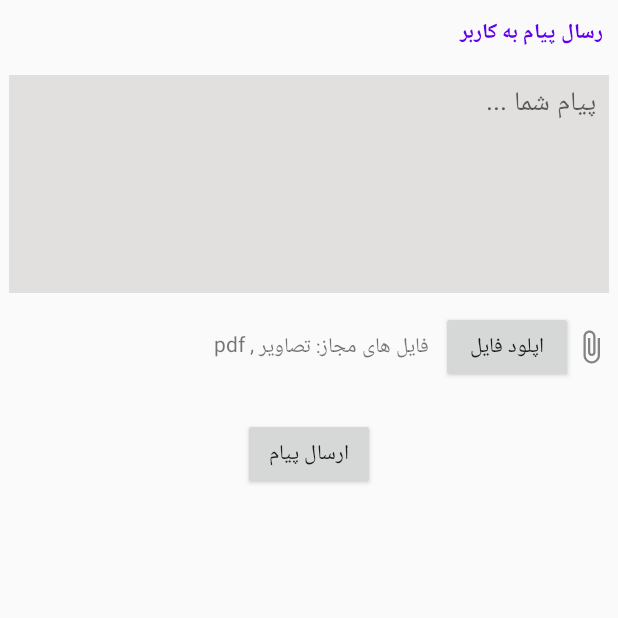
After one commit to Navid-j/project-Manager, an Android app: the SendMessageActivity screen opened directly, with no data from a screen before it, on a phone screen of 412 x 824 dp, the top half of it. The commit adds this screen. Run offline under Robolectric (Android 15) with nearby library versions, the phone set to English and light mode, and no system bars.

Commit message:
Add File Path Class and Other Items To Select And Send Files To Server.

```diff
--- a/app/src/main/java/com/example/projectmanager/Activity/LoginActivity.java
+++ b/app/src/main/java/com/example/projectmanager/Activity/LoginActivity.java
@@ -14,7 +14,6 @@ import android.widget.EditText;
 import android.widget.ImageView;
 import android.widget.ProgressBar;
 import android.widget.RelativeLayout;
-import android.widget.TextView;
 import android.widget.Toast;
 
 import com.androidnetworking.AndroidNetworking;
@@ -94,6 +93,7 @@ public class LoginActivity extends AppCompatActivity {
         params.leftMargin = -w / 8;
         signUpBtn.setLayoutParams(params);
 
+
         params = new RelativeLayout.LayoutParams((int) (w / 1.5), ViewGroup.LayoutParams.WRAP_CONTENT);
         params.addRule(RelativeLayout.CENTER_HORIZONTAL);
         params.addRule(RelativeLayout.BELOW, R.id.login_logo);
--- /dev/null
+++ b/app/src/main/res/drawable-anydpi/ic_attach.xml
@@ -0,0 +1,11 @@
+<vector xmlns:android="http://schemas.android.com/apk/res/android"
+    android:width="24dp"
+    android:height="24dp"
+    android:viewportWidth="24"
+    android:viewportHeight="24"
+    android:tint="#333333"
+    android:alpha="0.6">
+    <path
+        android:fillColor="#FF000000"
+        android:pathData="M16.5,6v11.5c0,2.21 -1.79,4 -4,4s-4,-1.79 -4,-4V5c0,-1.38 1.12,-2.5 2.5,-2.5s2.5,1.12 2.5,2.5v10.5c0,0.55 -0.45,1 -1,1s-1,-0.45 -1,-1V6H10v9.5c0,1.38 1.12,2.5 2.5,2.5s2.5,-1.12 2.5,-2.5V5c0,-2.21 -1.79,-4 -4,-4S7,2.79 7,5v12.5c0,3.04 2.46,5.5 5.5,5.5s5.5,-2.46 5.5,-5.5V6h-1.5z"/>
+</vector>
--- a/app/src/main/res/layout/activity_inbox.xml
+++ b/app/src/main/res/layout/activity_inbox.xml
@@ -24,4 +24,10 @@
         app:centre_button_color="#FFFFFF"
         app:centre_button_icon="@drawable/ic_action_new"
         app:inactive_centre_button_icon_color="#C90000" />
+
+    <Button
+        android:id="@+id/btn_send_message"
+        android:layout_width="wrap_content"
+        android:layout_height="wrap_content"
+        android:text="send message" />
 </RelativeLayout>
--- /dev/null
+++ b/app/src/main/res/layout/activity_send_message.xml
@@ -0,0 +1,77 @@
+<?xml version="1.0" encoding="utf-8"?>
+<RelativeLayout xmlns:android="http://schemas.android.com/apk/res/android"
+    xmlns:app="http://schemas.android.com/apk/res-auto"
+    xmlns:tools="http://schemas.android.com/tools"
+    android:layout_width="match_parent"
+    android:layout_height="match_parent"
+    tools:context=".Activity.SendMessageActivity">
+
+    <TextView
+        android:id="@+id/tv_send_message_title"
+        android:layout_width="match_parent"
+        android:layout_height="wrap_content"
+        android:layout_alignParentTop="true"
+        android:layout_margin="10dp"
+        android:text="رسال پیام به کاربر"
+        android:textColor="@color/design_default_color_primary"
+        android:textStyle="bold" />
+
+    <EditText
+        android:id="@+id/message_box"
+        android:layout_width="match_parent"
+        android:layout_height="wrap_content"
+        android:layout_below="@id/tv_send_message_title"
+        android:layout_margin="6dp"
+        android:background="#E2DFDF"
+        android:gravity="top"
+        android:hint=" پیام شما ..."
+        android:minLines="6"
+        android:padding="4dp" />
+
+    <LinearLayout
+        android:id="@+id/layout_attach"
+        android:layout_width="wrap_content"
+        android:layout_height="wrap_content"
+        android:layout_below="@+id/message_box"
+        android:layout_alignParentRight="true"
+        android:layout_marginTop="6dp"
+        android:layout_marginRight="6dp"
+        android:gravity="center_vertical"
+        android:layoutDirection="rtl"
+        android:orientation="horizontal">
+
+        <ImageView
+            android:id="@+id/attack_img_view"
+            android:layout_width="wrap_content"
+            android:layout_height="wrap_content"
+            android:src="@drawable/ic_attach" />
+
+        <Button
+            android:id="@+id/btn_upload_file"
+            android:layout_width="wrap_content"
+            android:layout_height="wrap_content"
+            android:text="اپلود فایل" />
+
+        <TextView
+            android:layout_width="wrap_content"
+            android:layout_height="wrap_content"
+            android:layout_marginRight="8dp"
+            android:text="فایل های مجاز: تصاویر , pdf" />
+    </LinearLayout>
+
+    <TextView
+        android:id="@+id/tv_selected_file_name"
+        android:layout_width="wrap_content"
+        android:layout_height="wrap_content"
+        android:layout_below="@+id/layout_attach"
+        android:layout_marginRight="4dp" />
+
+    <Button
+        android:layout_width="wrap_content"
+        android:layout_height="wrap_content"
+        android:layout_below="@+id/tv_selected_file_name"
+        android:layout_centerHorizontal="true"
+        android:layout_marginTop="4dp"
+        android:text="ارسال پیام" />
+
+</RelativeLayout>
```
Also changed, not shown: app/src/main/AndroidManifest.xml (+5 -6 lines), app/src/main/java/com/example/projectmanager/Activity/InboxActivity.java (+10 -0 lines), app/src/main/java/com/example/projectmanager/Activity/SendMessageActivity.java (added, +217 -0 lines), app/src/main/java/com/example/projectmanager/Utils/FilePath.java (added, +95 -0 lines), app/src/main/res/drawable-hdpi/ic_attach.png (added), app/src/main/res/drawable-mdpi/ic_attach.png (added), app/src/main/res/drawable-xhdpi/ic_attach.png (added), app/src/main/res/drawable-xxhdpi/ic_attach.png (added).
